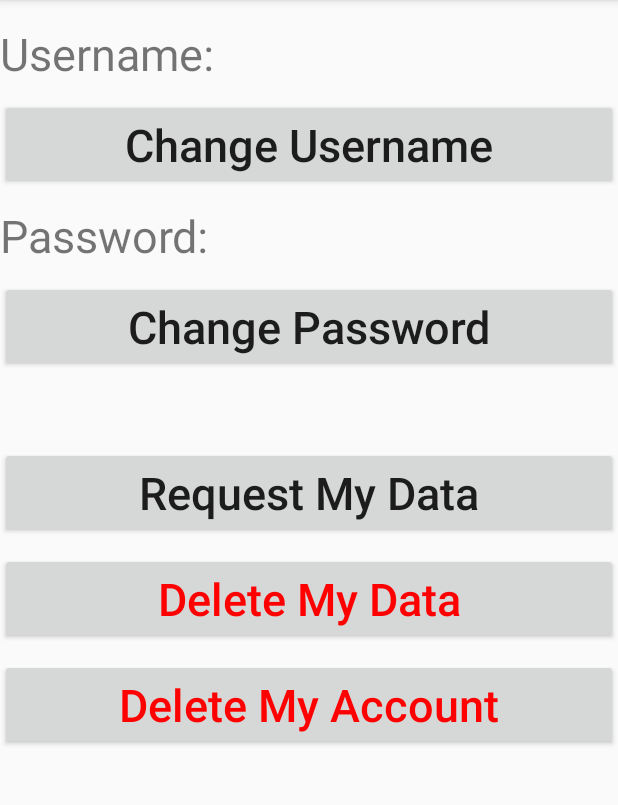
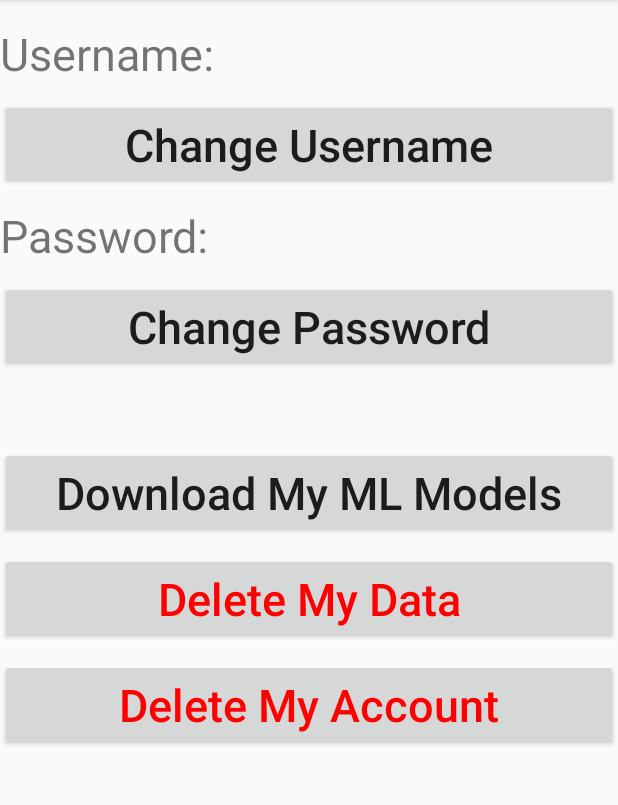
Before and after one commit to TomerReiner/ML-For-All, an Android app: the MyProfileActivity screen opened directly, with no data from a screen before it, on a phone screen of 412 x 824 dp, the part 84-889 px from its top. Run offline under Robolectric (Android 15) with nearby library versions, the phone set to English and light mode, and no system bars.

Commit message:
Beta Version Of Machine Learning App

```diff
--- a/app/src/main/AndroidManifest.xml
+++ b/app/src/main/AndroidManifest.xml
@@ -3,6 +3,9 @@
     package="com.example.mlforall">
 
     <uses-permission android:name="android.permission.READ_EXTERNAL_STORAGE" />
+    <uses-permission android:name="android.permission.WRITE_EXTERNAL_STORAGE" />
+
+
 
     <application
         android:allowBackup="true"
--- a/app/src/main/java/com/example/mlforall/DatabaseHelper.java
+++ b/app/src/main/java/com/example/mlforall/DatabaseHelper.java
@@ -392,7 +392,7 @@ public class DatabaseHelper extends SQLiteOpenHelper {
      * @param username
      * @return
      */
-    public String requestData(String username) {
+    public String getMLModels(String username) {
         return null; // TODO-complete
     }
 
--- a/app/src/main/java/com/example/mlforall/MyModelsActivity.java
+++ b/app/src/main/java/com/example/mlforall/MyModelsActivity.java
@@ -78,7 +78,6 @@ public class MyModelsActivity extends AppCompatActivity {
                 return true;
             }
         });
-
     }
 
     @Override
--- a/app/src/main/java/com/example/mlforall/MyProfileActivity.java
+++ b/app/src/main/java/com/example/mlforall/MyProfileActivity.java
@@ -42,7 +42,7 @@ public class MyProfileActivity extends AppCompatActivity {
     private Button btnChangeUsername;
     private TextView tvPassword;
     private Button btnChangePassword;
-    private Button btnRequestMyData;
+    private Button btnDownloadMLModels;
     private Button btnDeleteData;
     private Button btnDeleteAccount;
 
@@ -60,16 +60,16 @@ public class MyProfileActivity extends AppCompatActivity {
         btnChangeUsername.setOnClickListener(new View.OnClickListener() {
             @Override
             public void onClick(View v) {
+                createChangeUsernameDialog();
                 updateUsernameAndPasswordTextViews();
-                createChangeUsernameDialog();
             }
         });
 
         btnChangePassword.setOnClickListener(new View.OnClickListener() {
             @Override
             public void onClick(View v) {
+                createChangePasswordDialog();
                 updateUsernameAndPasswordTextViews();
-                createChangePasswordDialog();
             }
         });
 
@@ -83,10 +83,10 @@ public class MyProfileActivity extends AppCompatActivity {
             }
         });
 
-        btnRequestMyData.setOnClickListener(new View.OnClickListener() {
+        btnDownloadMLModels.setOnClickListener(new View.OnClickListener() {
             @Override
             public void onClick(View v) {
-
+                updateUsernameAndPasswordTextViews();
             }
         });
 
@@ -109,6 +109,14 @@ public class MyProfileActivity extends AppCompatActivity {
             @Override
             public void onClick(View v) {
                 updateUsernameAndPasswordTextViews();
+            }
+        });
+
+        constraintLayout.setOnTouchListener(new View.OnTouchListener() { // This listener is used to update tvUsername and tvPassword texts.
+            @Override
+            public boolean onTouch(View v, MotionEvent event) {
+                updateUsernameAndPasswordTextViews();
+                return false;
             }
         });
     }
@@ -151,7 +159,7 @@ public class MyProfileActivity extends AppCompatActivity {
         btnChangeUsername = findViewById(R.id.btnChangeUsername);
         tvPassword = findViewById(R.id.tvPassword);
         btnChangePassword = findViewById(R.id.btnChangePassword);
-        btnRequestMyData = findViewById(R.id.btnRequestMyData);
+        btnDownloadMLModels = findViewById(R.id.btnDownloadMLModels);
         btnDeleteData = findViewById(R.id.btnDeleteData);
         btnDeleteAccount = findViewById(R.id.btnDeleteAccount);
     }
@@ -283,14 +291,18 @@ public class MyProfileActivity extends AppCompatActivity {
      * </pre>
      */
     private void updateUsernameAndPasswordTextViews() { // TODO-complete
-//        username = db.getCurrentLoggedInUsername();
-//        if (username.equals("")) { // If the username is empty, which means there is no user logged in.
-//            tvUsername.setText(R.string.username);
-//            tvPassword.setText(R.string.password);
-//        }
-//        else {
-//            tvUsername.setText(tvUsername.getText().toString() + " " +  username);
-//            tvPassword.setText(tvPassword.getText().toString() + " " + db.getPasswordForUsername(username));
-//        }
+        username = db.getCurrentLoggedInUsername();
+
+        if (username.equals("")) { // If the username is empty, which means there is no user logged in.
+            tvUsername.setText(R.string.username);
+            tvPassword.setText(R.string.password);
+        }
+
+        else {
+            tvUsername.setText(R.string.username);
+            tvPassword.setText(R.string.password); // Resetting the fields.
+            tvUsername.setText(tvUsername.getText().toString() + " " +  username);
+            tvPassword.setText(tvPassword.getText().toString() + " " + db.getPasswordForUsername(username)); // Updating the fields.
+        }
     }
 }
--- a/app/src/main/res/layout/activity_my_profile.xml
+++ b/app/src/main/res/layout/activity_my_profile.xml
@@ -60,11 +60,11 @@
             app:layout_constraintTop_toBottomOf="@+id/tvPassword" />
 
         <Button
-            android:id="@+id/btnRequestMyData"
+            android:id="@+id/btnDownloadMLModels"
             android:layout_width="match_parent"
             android:layout_height="wrap_content"
             android:layout_marginTop="50dp"
-            android:text="Request My Data"
+            android:text="Download My ML Models"
             android:textAlignment="center"
             android:textAllCaps="false"
             android:textSize="30sp"
@@ -85,7 +85,7 @@
             app:layout_constraintBottom_toTopOf="@+id/btnDeleteAccount"
             app:layout_constraintEnd_toEndOf="parent"
             app:layout_constraintStart_toStartOf="parent"
-            app:layout_constraintTop_toBottomOf="@id/btnRequestMyData" />
+            app:layout_constraintTop_toBottomOf="@id/btnDownloadMLModels" />
 
         <Button
             android:id="@+id/btnDeleteAccount"
```
